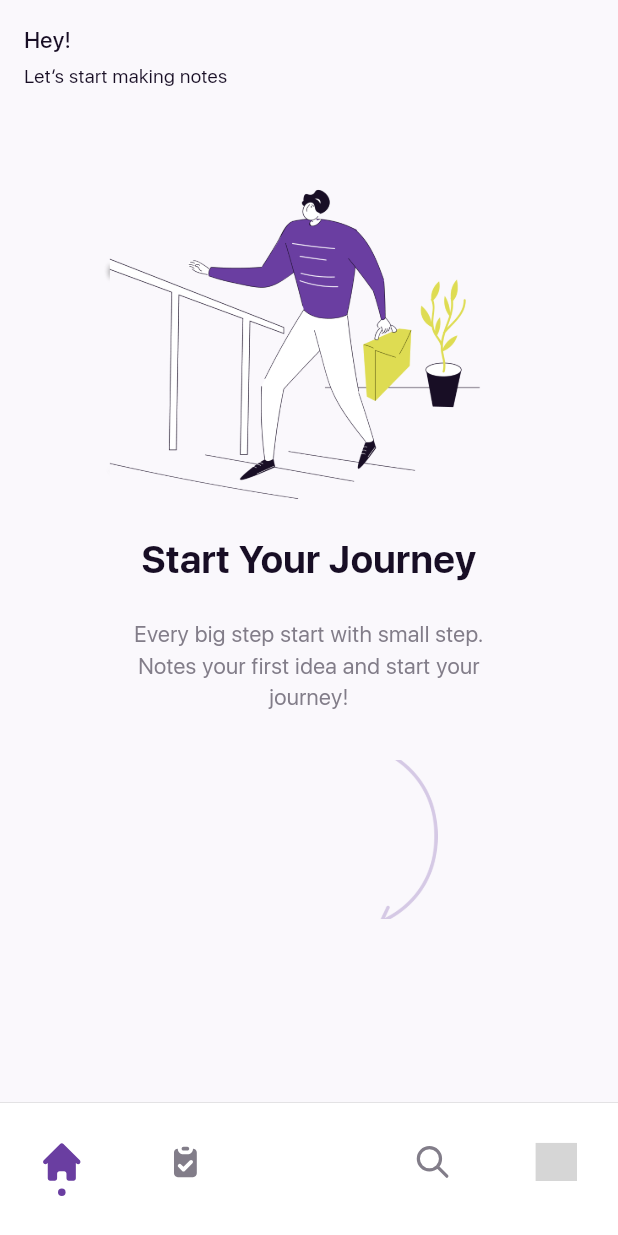
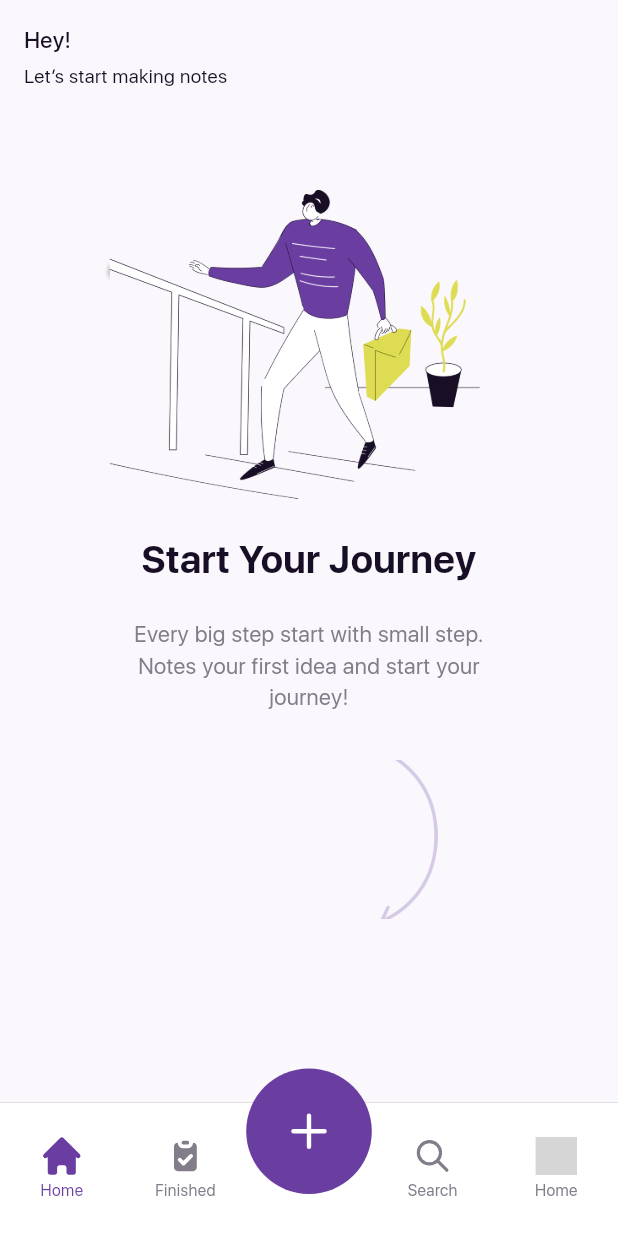
Before and after one commit to TarekLotfy30/notable, a Flutter app: the SharedHome screen opened directly, on a phone screen of 412 x 824 dp. Run offline on Flutter 3.47's test engine with Material 3 defaults, Android fonts, the phone set to English and light mode, and no system bars; drawn by our look-alikes of persistent_bottom_nav_bar_v2; our stand-ins replace animated_text_kit, dio, flutter_bloc, flutter_screenutil, flutter_svg, shared_preferences and 1 more; accounts and stored records are empty; network calls fail; grey boxes are pictures that could not be loaded.

Commit message:
refactor:Improve code readability in home Screen

```diff
--- a/lib/main.dart
+++ b/lib/main.dart
@@ -10,6 +10,6 @@ void main() async {
   Bloc.observer = MyBlocObserver();
   await LocalData.init();
   DioHelper.init();
-  LocalData.clearAllData();
+  //LocalData.clearAllData();
   runApp(const NotableApp());
 }
--- a/lib/view/components/auth/build_header.dart
+++ b/lib/view/components/auth/build_header.dart
@@ -1,9 +1,7 @@
 part of "../../screens/auth/login/login_screen.dart";
 
 class _BuildHeader extends StatelessWidget {
-  const _BuildHeader({
-    super.key,
-  });
+  const _BuildHeader();
 
   @override
   Widget build(BuildContext context) {
--- a/lib/view/components/auth/create_account_link.dart
+++ b/lib/view/components/auth/create_account_link.dart
@@ -1,9 +1,7 @@
 part of "../../screens/auth/login/login_screen.dart";
 
 class _CreateAccountLink extends StatelessWidget {
-  const _CreateAccountLink({
-    super.key,
-  });
+  const _CreateAccountLink();
 
   @override
   Widget build(BuildContext context) {
--- a/lib/view/components/auth/form.dart
+++ b/lib/view/components/auth/form.dart
@@ -1,7 +1,7 @@
 part of "../../screens/auth/login/login_screen.dart";
 
 class _BuildForm extends StatelessWidget {
-  const _BuildForm({super.key});
+  const _BuildForm();
 
   @override
   Widget build(BuildContext context) {
--- a/lib/view/components/auth/social_login_buttons.dart
+++ b/lib/view/components/auth/social_login_buttons.dart
@@ -1,9 +1,7 @@
 part of "../../screens/auth/login/login_screen.dart";
 
 class _SocialLoginButtons extends StatelessWidget {
-  const _SocialLoginButtons({
-    super.key,
-  });
+  const _SocialLoginButtons();
 
   @override
   Widget build(BuildContext context) {
--- a/lib/view/components/auth/submit_button.dart
+++ b/lib/view/components/auth/submit_button.dart
@@ -1,9 +1,7 @@
 part of "../../screens/auth/login/login_screen.dart";
 
 class _SubmitButton extends StatelessWidget {
-  const _SubmitButton({
-    super.key,
-  });
+  const _SubmitButton();
 
   @override
   Widget build(BuildContext context) {
--- a/lib/view/components/home_screen/build_empty_tasks.dart
+++ b/lib/view/components/home_screen/build_empty_tasks.dart
@@ -1,29 +1,25 @@
-import 'package:flutter/material.dart';
-import 'package:flutter_screenutil/flutter_screenutil.dart';
-import 'package:notable/view_model/utils/colors/app_colors.dart';
-import 'package:notable/view_model/utils/functions/functions.dart';
-import 'package:notable/view_model/utils/styles/font_weight_helper.dart';
-import 'package:notable/view_model/utils/styles/text_style.dart';
+part of "../../screens/home/home_screen.dart";
 
-class BuildEmptyTasks extends StatelessWidget {
-  const BuildEmptyTasks({
-    super.key,
-  });
+class _BuildEmptyTasks extends StatelessWidget {
+  const _BuildEmptyTasks();
 
   @override
   Widget build(BuildContext context) {
-    return Column(
+    return Center(
+      child: Column(
         mainAxisAlignment: MainAxisAlignment.center,
         crossAxisAlignment: CrossAxisAlignment.center,
         children: [
+          // Display placeholder image for empty tasks
           Image.asset(
-          "assets/images/illustration/Illustration.png",
+            AppImages.homePlaceholder,
             height: 240.h,
             width: 240.w,
             fit: BoxFit.cover,
             alignment: Alignment.center,
           ),
           verticalSpacing(20),
+          // Display motivational text
           Text(
             "Start Your Journey",
             textAlign: TextAlign.center,
@@ -33,11 +29,9 @@ class BuildEmptyTasks extends StatelessWidget {
             ),
           ),
           verticalSpacing(20),
+          // Display informational text with padding
           Padding(
-          padding: const EdgeInsets.only(
-            left: 60,
-            right: 60,
-          ),
+            padding: const EdgeInsets.symmetric(horizontal: 60),
             child: Text(
               "Every big step start with small step. Notes your first idea and "
               "start your journey!",
@@ -48,14 +42,16 @@ class BuildEmptyTasks extends StatelessWidget {
             ),
           ),
           verticalSpacing(30),
+          // Display arrow image
           Image.asset(
-          "assets/images/illustration/Arrow.png",
+            AppImages.arrow,
             height: 100.h,
             width: 150.w,
             fit: BoxFit.cover,
             alignment: Alignment.center,
           )
         ],
+      ),
     );
   }
 }
--- a/lib/view/screens/add_task/add_task.dart
+++ b/lib/view/screens/add_task/add_task.dart
@@ -5,7 +5,7 @@ class AddTask extends StatelessWidget {
 
   @override
   Widget build(BuildContext context) {
-    return Scaffold(
+    return const Scaffold(
       body: Center(
         child: Text("Add Task"),
       ),
--- a/lib/view/screens/finished/finished_screen.dart
+++ b/lib/view/screens/finished/finished_screen.dart
@@ -5,7 +5,7 @@ class FinishedScreen extends StatelessWidget {
 
   @override
   Widget build(BuildContext context) {
-    return Scaffold(
+    return const Scaffold(
       body: Center(
         child: Text("Finsied"),
       ),
--- a/lib/view/screens/home/home_screen.dart
+++ b/lib/view/screens/home/home_screen.dart
@@ -1,15 +1,21 @@
 import 'package:flutter/material.dart';
 import 'package:flutter_bloc/flutter_bloc.dart';
-import 'package:notable/view/components/home_screen/build_empty_tasks.dart';
-import 'package:notable/view/components/home_screen/build_tasks_list.dart';
+import 'package:flutter_screenutil/flutter_screenutil.dart';
 import 'package:notable/view/components/widgets/build_circular_indicator.dart';
+import 'package:notable/view/components/widgets/task_card.dart';
 import 'package:notable/view_model/bloc/task/tasks_cubit.dart';
 import 'package:notable/view_model/data/local/shared_keys.dart';
 import 'package:notable/view_model/data/local/shared_preferences.dart';
 import 'package:notable/view_model/utils/colors/app_colors.dart';
 import 'package:notable/view_model/utils/functions/functions.dart';
+import 'package:notable/view_model/utils/images/images.dart';
 import 'package:notable/view_model/utils/styles/font_weight_helper.dart';
 import 'package:notable/view_model/utils/styles/text_style.dart';
+
+import '../../../model/task/task.dart';
+
+part "../../components/home_screen/build_empty_tasks.dart";
+part "../../components/home_screen/build_tasks_list.dart";
 
 class HomeScreen extends StatelessWidget {
   const HomeScreen({super.key});
@@ -17,6 +23,7 @@ class HomeScreen extends StatelessWidget {
   @override
   Widget build(BuildContext context) {
     final taskCubit = TasksCubit.get(context);
+    // Provide taskCubit to children and build UI
     return BlocProvider.value(
       value: taskCubit..getAllTasks(),
       child: Scaffold(
@@ -26,6 +33,7 @@ class HomeScreen extends StatelessWidget {
             child: Column(
               crossAxisAlignment: CrossAxisAlignment.start,
               children: [
+                // Personal greeting
                 Text(
                   "Hey! ${LocalData.get(key: AppSharedKeys.name)}",
                   style: TextStyles.font14Regular.copyWith(
@@ -42,16 +50,17 @@ class HomeScreen extends StatelessWidget {
                   ),
                 ),
                 verticalSpacing(20),
+                // Tasks list with loading and empty states
                 BlocBuilder<TasksCubit, TasksState>(
                   builder: (context, state) {
                     return Visibility(
                       visible:
                           taskCubit.taskModel.data?.tasks?.isNotEmpty ?? false,
-                      replacement: const BuildEmptyTasks(),
+                      replacement: const _BuildEmptyTasks(),
                       child: Visibility(
                         visible: state is! TasksLoading,
                         replacement: const BuildCircularIndicator(),
-                        child: BuildTasksList(taskCubit: taskCubit),
+                        child: _BuildTasksList(taskCubit: taskCubit),
                       ),
                     );
                   },
--- a/lib/view/screens/shared_home/shared_home.dart
+++ b/lib/view/screens/shared_home/shared_home.dart
@@ -11,7 +11,6 @@ class SharedHome extends StatelessWidget {
   Widget build(BuildContext context) {
     final SharedHomeCubit cubit = SharedHomeCubit.get(context);
     return Scaffold(
-      //appBar: const CustomAppBar(),
       body: PersistentTabView(
         context,
         navBarHeight: 84.h,
@@ -34,7 +33,7 @@ class SharedHome extends StatelessWidget {
           curve: Curves.fastEaseInToSlowEaseOut,
           duration: Duration(milliseconds: 200),
         ),
-        navBarStyle: NavBarStyle.style13,
+        navBarStyle: NavBarStyle.style15,
         backgroundColor: AppColors.whiteColor,
         hideNavigationBarWhenKeyboardShows: true,
       ),
--- a/lib/view/screens/splash/splash_screen.dart
+++ b/lib/view/screens/splash/splash_screen.dart
@@ -29,7 +29,6 @@ class SplashScreen extends StatelessWidget {
         child: const OnBoardingScreen(),
       );
     }
-
     Navigation.pushAndRemove(context, nextScreen);
   }
 
--- a/lib/view_model/data/local/shared_preferences.dart
+++ b/lib/view_model/data/local/shared_preferences.dart
@@ -3,7 +3,7 @@ import 'package:shared_preferences/shared_preferences.dart';
 class LocalData {
   static SharedPreferences? prefs;
 
-  static init() async {
+  static Future<void> init() async {
     prefs = await SharedPreferences.getInstance();
   }
 
--- a/lib/view_model/data/remote/dio_helper.dart
+++ b/lib/view_model/data/remote/dio_helper.dart
@@ -44,7 +44,6 @@ class DioHelper {
       'Accept': 'application/json',
       'Content-Type': 'application/json',
     };
-
     return await dio?.post(
       endPoint,
       queryParameters: params,
--- a/lib/view_model/data/remote/endpoints.dart
+++ b/lib/view_model/data/remote/endpoints.dart
@@ -6,7 +6,3 @@ class EndPoints {
   static String get login => "login";
   static String get tasks => "tasks";
 }
-
-//https://newsapi.org/
-// v2/top-headlines?              EL PATH HAYB2A MN GHER "?"
-// country=us&category=business&apiKey=6daca0ce077440d7b4ffdfda4742e424
--- a/lib/view_model/utils/images/images.dart
+++ b/lib/view_model/utils/images/images.dart
@@ -18,4 +18,8 @@ class AppImages {
       "assets/svgs/bottom_nav_bar/finished_solid.svg";
   static String get settingsSolid =>
       "assets/svgs/bottom_nav_bar/settings_solid.svg";
+  //------------------------------home---------------------------------------
+  static String get homePlaceholder =>
+      "assets/images/illustration/home_placeholder.png";
+  static String get arrow => "assets/images/illustration/Arrow.png";
 }
--- a/lib/view_model/utils/themes/app_theme.dart
+++ b/lib/view_model/utils/themes/app_theme.dart
@@ -40,9 +40,11 @@ class AppTheme {
           outline: Colors.black,
           // A variant of the outline color.
           outlineVariant: Colors.black,
-          // The color to use for text and icons on top of the surface variant color
+          // The color to use for text and icons on top of the surface
+          // variant color
           onSurfaceVariant: Colors.black,
-          // The color to use for text and icons on top of the inverse surface color
+          // The color to use for text and icons on top of the inverse
+          // surface color
           onInverseSurface: Colors.black,
           // The color to use for shadows in the application.
           shadow: Colors.black,
```
Also changed, not shown: lib/view/components/home_screen/build_tasks_list.dart (+3 -8 lines), pubspec.yaml (+5 -5 lines), assets/images/illustration/home_placeholder.png (renamed from assets/images/illustration/Illustration.png), pubspec.lock. Lines whose indentation alone changed are shown as unchanged.
